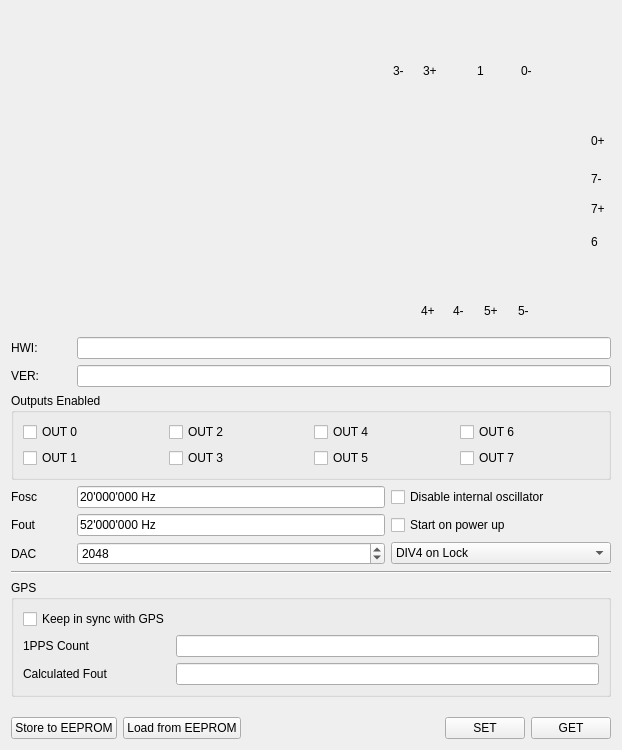
Old version of the form host/tamer-gui/basic.ui in the repository sergforce/clock-tamer.
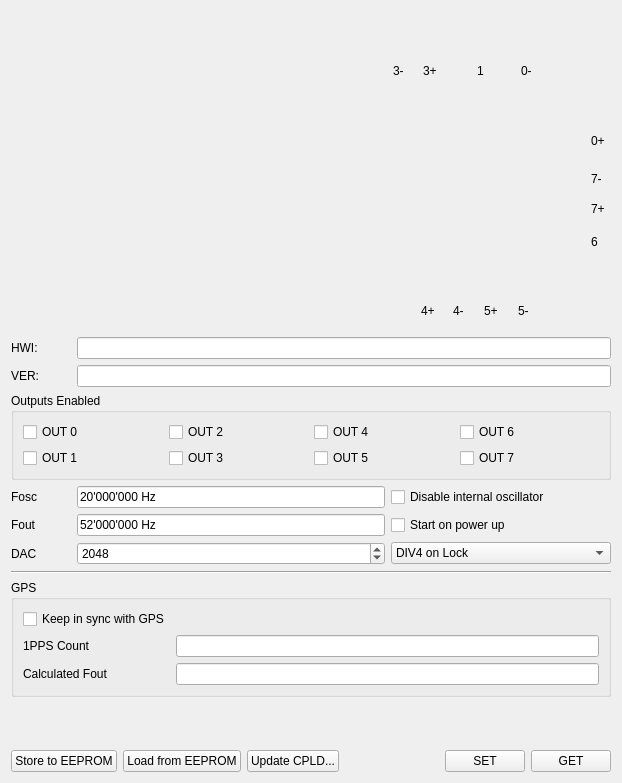
New version of the form. Icons and pictures are not drawn.

Commit message: Add CPLD update button

```diff
--- a/host/tamer-gui/basic.ui
+++ b/host/tamer-gui/basic.ui
@@ -7,7 +7,7 @@
     <x>0</x>
     <y>0</y>
     <width>618</width>
-    <height>750</height>
+    <height>783</height>
    </rect>
   </property>
   <property name="windowTitle">
@@ -585,6 +585,13 @@
        </property>
       </widget>
      </item>
+     <item>
+      <widget class="QPushButton" name="btCPLD">
+       <property name="text">
+        <string>Update CPLD...</string>
+       </property>
+      </widget>
+     </item>
      <item>
       <spacer name="horizontalSpacer">
        <property name="orientation">
```
The commit also changes 5 other files.
